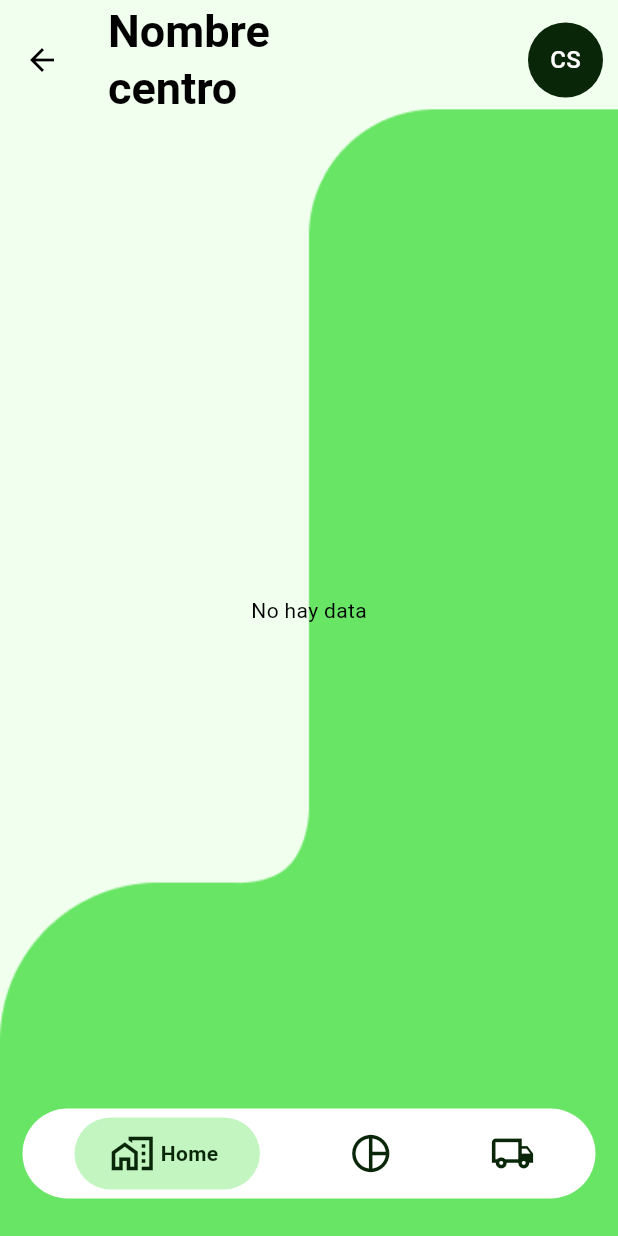
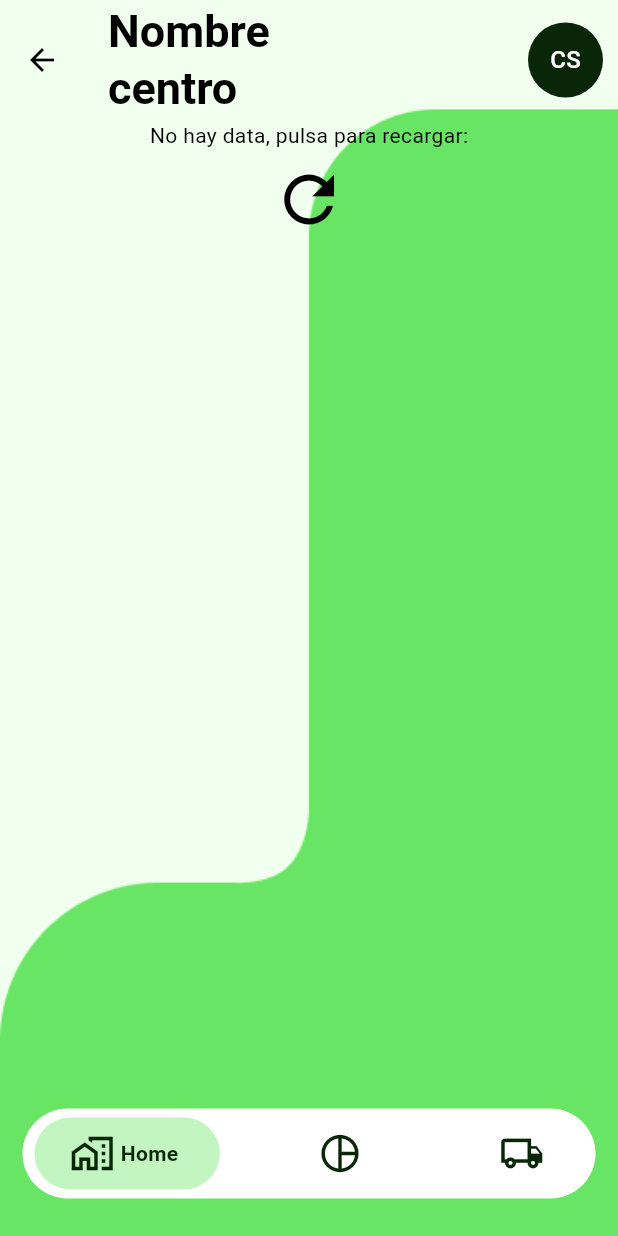
Before and after one commit to saulm10/Sensorize_App, a Flutter app: the _HomeScreen screen opened directly, on a phone screen of 412 x 824 dp. Run offline on Flutter 3.47's test engine with Material 3 defaults, Android fonts, the phone set to English and light mode, and no system bars; our stand-ins replace flutter_dotenv, flutter_secure_storage, fluttertoast, get_it, injectable, isar and 2 more; accounts and stored records are empty; generated files the repository leaves out were written again.

```diff
--- a/lib/api/endpoint/auth_endpoint.dart
+++ b/lib/api/endpoint/auth_endpoint.dart
@@ -24,6 +24,9 @@ mixin AuthEndpoint implements ApiDependencies {
   }
 
   Future<void> signOut() async {
-    await supabaseService.signOut();
+    storage.delete(Constants.login);
+    storage.delete(Constants.password);
+    localDbService.cleanDb();
+    supabaseService.signOut();
   }
 }
--- a/lib/main.dart
+++ b/lib/main.dart
@@ -50,6 +50,11 @@ class SensorizeMain extends StatelessWidget {
               page: const HomeScreen(),
               settings: const RouteSettings(name: HomeScreen.route),
             );
+          case ProfileScreen.route:
+            return SlideHorizontal(
+              page: const ProfileScreen(),
+              settings: const RouteSettings(name: ProfileScreen.route),
+            );
           default:
             return SlideHorizontal(
               page: const CheckAuthScreen(),
--- a/lib/screens/home/home_provider.dart
+++ b/lib/screens/home/home_provider.dart
@@ -2,12 +2,14 @@ import 'package:flutter/material.dart';
 import 'package:injectable/injectable.dart';
 import 'package:sensorize/config/di_config/di_config.dart';
 import 'package:sensorize/database/tables/aa_tables.dart';
+import 'package:sensorize/screens/screens.dart';
 import 'package:sensorize/services/services.dart';
 
 @Injectable()
 class HomeProvider extends ChangeNotifier {
   final SincService _sincService;
   final LocalDbService _localDbService;
+  final NavigatorService _navigatorService;
   PageController pageController = PageController();
   int currentPage = 0;
 
@@ -17,6 +19,7 @@ class HomeProvider extends ChangeNotifier {
   HomeProvider(
     this._sincService,
     this._localDbService,
+    this._navigatorService,
   ) {
     sinc();
   }
@@ -46,6 +49,12 @@ class HomeProvider extends ChangeNotifier {
     notifyListeners();
   }
 
+  navigateToProfile() {
+    _navigatorService.showDialogModel(
+      const ProfileScreen(),
+    );
+  }
+
   static HomeProvider get() {
     return Injector.F<HomeProvider>();
   }
--- a/lib/screens/home/home_screen.dart
+++ b/lib/screens/home/home_screen.dart
@@ -36,9 +36,12 @@ class _HomeScreen extends StatelessWidget {
           actions: [
             Container(
               margin: const EdgeInsets.symmetric(horizontal: 10),
-              child: const CircleAvatar(
-                maxRadius: 25,
-                child: Text('CS'),
+              child: GestureDetector(
+                onTap: () => homeProvider.navigateToProfile(),
+                child: const CircleAvatar(
+                  maxRadius: 25,
+                  child: Text('CS'),
+                ),
               ),
             )
           ],
@@ -83,7 +86,7 @@ class _HomeScreen extends StatelessWidget {
           child: BottomBar(
             showElevation: false,
             borderRadius: BorderRadius.circular(50),
-            mainAxisAlignment: MainAxisAlignment.spaceAround,
+            mainAxisAlignment: MainAxisAlignment.spaceBetween,
             iconSize: 30,
             curve: Curves.easeIn,
             items: [
--- a/lib/screens/home/taps/tap1/tap1_screen.dart
+++ b/lib/screens/home/taps/tap1/tap1_screen.dart
@@ -1,6 +1,7 @@
 import 'package:flutter/material.dart';
 import 'package:provider/provider.dart';
 import 'package:sensorize/database/tables/aa_tables.dart';
+import 'package:sensorize/extensions/build_context_ex.dart';
 import 'package:sensorize/widgets/silo_widget.dart';
 import 'package:smooth_page_indicator/smooth_page_indicator.dart';
 
@@ -37,21 +38,21 @@ class _Tap1Body extends StatelessWidget {
             children: [
               // PageView que muestra los silos
               Positioned(
-                top: 80,
+                top: 70,
                 left: 20,
                 right: 20,
                 bottom: 90,
-                child: PageView(
+                child: PageView.builder(
                   controller: tap1provider.pageController,
                   scrollDirection: Axis.horizontal,
                   physics: const NeverScrollableScrollPhysics(),
-                  children: tap1provider.silos.map((silo) {
+                  itemBuilder: (context, index) {
                     return Silowidget(
-                      height: 450,
+                      height: 420,
                       width: 270,
-                      nivel: silo!.volumen.toDouble(),
+                      nivel: snapshot.data![index].volumen.toDouble(),
                     );
-                  }).toList(),
+                  },
                 ),
               ),
 
@@ -59,12 +60,16 @@ class _Tap1Body extends StatelessWidget {
               Positioned(
                 left: 10,
                 child: IconButton(
-                  icon: const Icon(
+                  icon: Icon(
                     Icons.arrow_back_ios_new_rounded,
                     size: 40,
-                    color: Colors.black,
+                    color: tap1provider.currentIndex > 0
+                        ? Colors.black
+                        : Colors.grey,
                   ),
-                  onPressed: () => tap1provider.onArrowTapLeft(),
+                  onPressed: tap1provider.currentIndex > 0
+                      ? () => tap1provider.onArrowTapLeft()
+                      : null,
                 ),
               ),
 
@@ -72,12 +77,17 @@ class _Tap1Body extends StatelessWidget {
               Positioned(
                 right: 10,
                 child: IconButton(
-                  icon: const Icon(
+                  icon: Icon(
                     Icons.arrow_forward_ios_rounded,
                     size: 40,
-                    color: Colors.black,
+                    color: tap1provider.currentIndex + 1 < snapshot.data!.length
+                        ? Colors.black
+                        : Colors.grey,
                   ),
-                  onPressed: () => tap1provider.onArrowTapRight(),
+                  onPressed:
+                      tap1provider.currentIndex + 1 < snapshot.data!.length
+                          ? () => tap1provider.onArrowTapRight()
+                          : null,
                 ),
               ),
 
@@ -86,10 +96,10 @@ class _Tap1Body extends StatelessWidget {
                 top: 0,
                 child: TweenAnimationBuilder(
                   tween: Tween<double>(
-                    begin: tap1provider.beginVolumn(),
-                    end: tap1provider.endVolumn(),
+                    begin: tap1provider.beginVolumn(snapshot.data!),
+                    end: tap1provider.endVolumn(snapshot.data!),
                   ),
-                  duration: const Duration(seconds: 1),
+                  duration: const Duration(milliseconds: 270),
                   builder: (context, value, child) {
                     return Text(
                       value.toStringAsFixed(0),
@@ -97,6 +107,7 @@ class _Tap1Body extends StatelessWidget {
                         fontSize: 105,
                         fontWeight: FontWeight.w800,
                         letterSpacing: -5,
+                        height: 0,
                       ),
                     );
                   },
@@ -105,16 +116,57 @@ class _Tap1Body extends StatelessWidget {
 
               //Page indicator
               Positioned(
-                  bottom: 70,
-                  child: SmoothPageIndicator(
-                    controller: tap1provider.pageController,
-                    count: tap1provider.silos.length,
-                    effect: const WormEffect(),
-                  ))
+                bottom: 100,
+                child: SmoothPageIndicator(
+                  controller: tap1provider.pageController,
+                  count: snapshot.data!.length,
+                  effect: WormEffect(
+                    activeDotColor: context.theme.colorScheme.primary,
+                    spacing: 20,
+                  ),
+                ),
+              ),
+
+              //Texto detalle silo
+              Positioned(
+                bottom: 50,
+                child: Row(
+                  children: [
+                    Text(
+                      snapshot.data![tap1provider.currentIndex].nombre,
+                      style: const TextStyle(
+                        fontSize: 25,
+                        fontWeight: FontWeight.bold,
+                      ),
+                    ),
+                    IconButton(
+                      onPressed: () {},
+                      icon: const Icon(
+                        Icons.info_outline_rounded,
+                        size: 30,
+                        grade: 30,
+                      ),
+                    )
+                  ],
+                ),
+              ),
             ],
           );
         } else {
-          return const Center(child: Text('No hay data'));
+          return Center(
+              child: Column(
+            children: [
+              const Text('No hay data, pulsa para recargar:'),
+              IconButton(
+                onPressed: () => tap1provider.refreshSilos(),
+                icon: const Icon(
+                  Icons.refresh,
+                  size: 50,
+                  color: Colors.black,
+                ),
+              )
+            ],
+          ));
         }
       },
     );
--- a/lib/screens/home/widgets/bottom_bar.dart
+++ b/lib/screens/home/widgets/bottom_bar.dart
@@ -127,7 +127,7 @@ class _ItemWidget extends StatelessWidget {
                 : MediaQuery.of(context).size.width * 0.2)
             : ((isSelected)
                 ? MediaQuery.of(context).size.width * 0.3
-                : MediaQuery.of(context).size.width * 0.1),
+                : MediaQuery.of(context).size.width * 0.2),
         height: double.maxFinite,
         duration: animationDuration,
         curve: curve,
@@ -147,7 +147,7 @@ class _ItemWidget extends StatelessWidget {
                     : MediaQuery.of(context).size.width * 0.2)
                 : ((isSelected)
                     ? MediaQuery.of(context).size.width * 0.3
-                    : MediaQuery.of(context).size.width * 0.1),
+                    : MediaQuery.of(context).size.width * 0.2),
             padding: const EdgeInsets.symmetric(horizontal: 4),
             child: Row(
               mainAxisSize: MainAxisSize.max,
--- a/lib/screens/screens.dart
+++ b/lib/screens/screens.dart
@@ -1,3 +1,5 @@
+export 'package:sensorize/screens/profile/profile_provider.dart';
+export 'package:sensorize/screens/profile/profile_screen.dart';
 export 'package:sensorize/screens/home/home_provider.dart';
 export 'package:sensorize/screens/home/home_screen.dart';
 export 'package:sensorize/screens/login/check_auth/check_auth_provider.dart';
--- a/lib/services/navigator_service/navigator_service.dart
+++ b/lib/services/navigator_service/navigator_service.dart
@@ -11,4 +11,5 @@ abstract class NavigatorService {
   Future<Object?>? replaceWith(String routeName);
   Future<Object?>? popAndPushNamed(String routeName,
       {Object? result, Object? arguments});
+  showDialogModel(Widget screen);
 }
```
Also changed, not shown: lib/api/api_repository.dart (+7 -0 lines), lib/screens/home/taps/tap1/tap1_provider.dart (+17 -15 lines), lib/screens/profile/profile_provider.dart (added, +73 -0 lines), lib/screens/profile/profile_screen.dart (added, +188 -0 lines), lib/services/navigator_service/navigator_service_impl.dart (+15 -0 lines), lib/config/di_config/di_config.config.dart.
